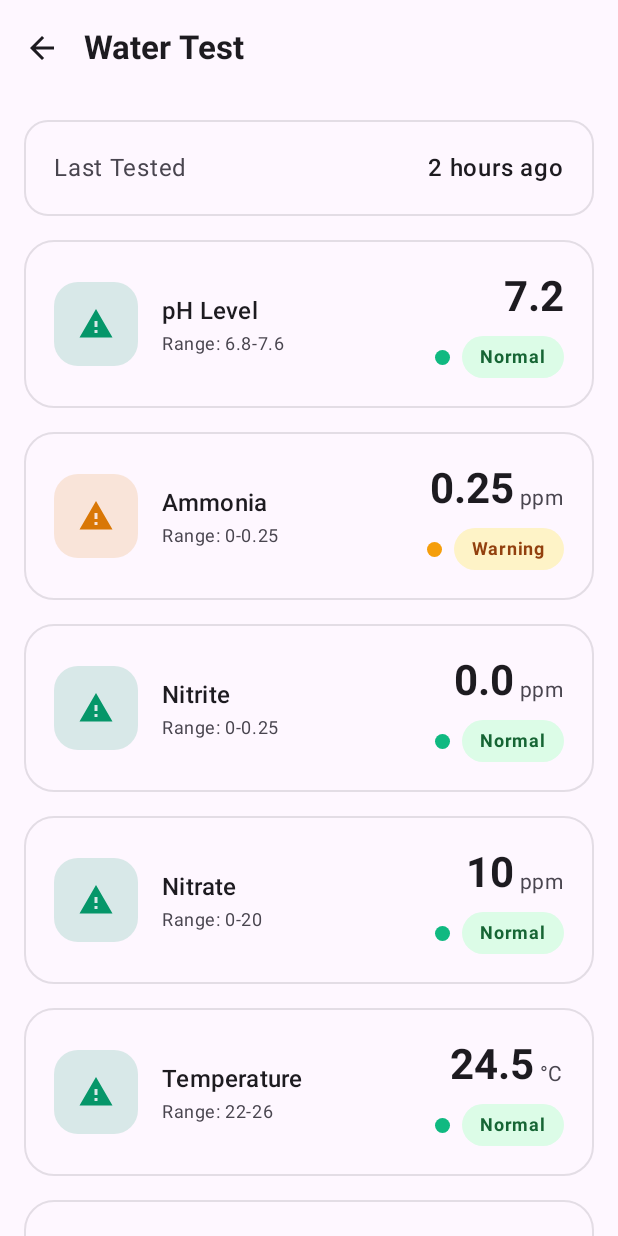
After one commit to vonceee/AquaLuminus, an Android app built with Jetpack Compose: the WaterTestScreen screen opened through its navigation route, on a phone screen of 412 x 824 dp. The commit adds this screen. Run offline under Robolectric (Android 15) with nearby library versions, the phone set to English and light mode, and no system bars; our stand-ins replace Firebase (no records; nobody signed in at launch, a user with empty details on screens opened directly).

Commit message:
add: add TestWaterScreen

```diff
--- a/app/src/main/java/com/example/aqualuminus/ui/navigation/Navigation.kt
+++ b/app/src/main/java/com/example/aqualuminus/ui/navigation/Navigation.kt
@@ -12,6 +12,7 @@ import com.example.aqualuminus.ui.screens.login.LoginScreen
 import com.example.aqualuminus.ui.screens.profile.ProfileScreen
 import com.example.aqualuminus.ui.screens.register.RegisterScreen
 import com.example.aqualuminus.ui.screens.schedule.ScheduleCleanScreen
+import com.example.aqualuminus.ui.screens.watertest.WaterTestScreen
 
 sealed class Screen(val route: String) {
     object Login : Screen("login")
@@ -19,6 +20,7 @@ sealed class Screen(val route: String) {
     object Register : Screen("register")
     object Profile : Screen("profile")
     object ScheduleClean : Screen("schedule_clean")
+    object WaterTest : Screen("water_test")
 }
 
 @Composable
@@ -41,11 +43,13 @@ fun AquariumNavGraph(
                 // User is logged out, navigate to login
                 if (navController.currentDestination?.route == Screen.Dashboard.route ||
                     navController.currentDestination?.route == Screen.Profile.route ||
-                    navController.currentDestination?.route == Screen.ScheduleClean.route) {
+                    navController.currentDestination?.route == Screen.ScheduleClean.route ||
+                    navController.currentDestination?.route == Screen.WaterTest.route) {
                     navController.navigate(Screen.Login.route) {
                         popUpTo(Screen.Dashboard.route) { inclusive = true }
                         popUpTo(Screen.Profile.route) { inclusive = true }
                         popUpTo(Screen.ScheduleClean.route) { inclusive = true }
+                        popUpTo(Screen.WaterTest.route) { inclusive = true }
                     }
                 }
             }
@@ -98,6 +102,9 @@ fun AquariumNavGraph(
                 },
                 onScheduleCleanClick = {
                     navController.navigate(Screen.ScheduleClean.route)
+                },
+                onWaterTestClick = {
+                    navController.navigate(Screen.WaterTest.route)
                 }
             )
         }
@@ -118,5 +125,13 @@ fun AquariumNavGraph(
                 }
             )
         }
+
+        composable(Screen.WaterTest.route) {
+            WaterTestScreen(
+                onBackClick = {
+                    navController.popBackStack()
+                }
+            )
+        }
     }
 }
--- a/app/src/main/java/com/example/aqualuminus/ui/screens/dashboard/DashboardScreen.kt
+++ b/app/src/main/java/com/example/aqualuminus/ui/screens/dashboard/DashboardScreen.kt
@@ -32,6 +32,7 @@ fun AquariumDashboard(
     onProfileClick: () -> Unit = {},
     onLogout: () -> Unit = {},
     onScheduleCleanClick: () -> Unit = {},
+    onWaterTestClick: () -> Unit = {},
     dashboardViewModel: DashboardViewModel = viewModel()
 ) {
     // Get user data from ViewModel
@@ -87,7 +88,8 @@ fun AquariumDashboard(
 
         // Quick Actions
         QuickActionsCard(
-            onScheduleCleanClick = onScheduleCleanClick
+            onScheduleCleanClick = onScheduleCleanClick,
+            onWaterTestClick = onWaterTestClick
         )
     }
 }
--- a/app/src/main/java/com/example/aqualuminus/ui/screens/dashboard/components/QuickActionCards.kt
+++ b/app/src/main/java/com/example/aqualuminus/ui/screens/dashboard/components/QuickActionCards.kt
@@ -27,7 +27,8 @@ import androidx.compose.ui.unit.dp
 
 @Composable
 fun QuickActionsCard(
-    onScheduleCleanClick: () -> Unit = {} // New parameter for handling navigation
+    onScheduleCleanClick: () -> Unit = {},
+    onWaterTestClick: () -> Unit = {}
 ) {
     Card(
         modifier = Modifier.fillMaxWidth(),
@@ -55,7 +56,7 @@ fun QuickActionsCard(
                     label = "Water Test",
                     iconColor = Color(0xFF3B82F6),
                     modifier = Modifier.weight(1f),
-                    onClick = { /* Handle water test - you can add navigation later */ }
+                    onClick = onWaterTestClick
                 )
 
                 QuickActionButton(
--- /dev/null
+++ b/app/src/main/java/com/example/aqualuminus/ui/screens/watertest/WaterTestScreen.kt
@@ -0,0 +1,520 @@
+@file:OptIn(ExperimentalMaterial3Api::class)
+
+package com.example.aqualuminus.ui.screens.watertest
+
+import androidx.compose.foundation.background
+import androidx.compose.foundation.layout.Arrangement
+import androidx.compose.foundation.layout.Box
+import androidx.compose.foundation.layout.Column
+import androidx.compose.foundation.layout.Row
+import androidx.compose.foundation.layout.Spacer
+import androidx.compose.foundation.layout.fillMaxSize
+import androidx.compose.foundation.layout.fillMaxWidth
+import androidx.compose.foundation.layout.height
+import androidx.compose.foundation.layout.padding
+import androidx.compose.foundation.layout.size
+import androidx.compose.foundation.layout.width
+import androidx.compose.foundation.lazy.LazyColumn
+import androidx.compose.foundation.lazy.items
+import androidx.compose.foundation.shape.CircleShape
+import androidx.compose.foundation.shape.RoundedCornerShape
+import androidx.compose.material.icons.Icons
+import androidx.compose.material.icons.automirrored.filled.ArrowBack
+import androidx.compose.material.icons.filled.Warning
+import androidx.compose.material3.Button
+import androidx.compose.material3.ButtonDefaults
+import androidx.compose.material3.Card
+import androidx.compose.material3.CardDefaults
+import androidx.compose.material3.ExperimentalMaterial3Api
+import androidx.compose.material3.Icon
+import androidx.compose.material3.IconButton
+import androidx.compose.material3.MaterialTheme
+import androidx.compose.material3.Scaffold
+import androidx.compose.material3.Surface
+import androidx.compose.material3.Text
+import androidx.compose.material3.TopAppBar
+import androidx.compose.material3.TopAppBarDefaults
+import androidx.compose.runtime.Composable
+import androidx.compose.runtime.derivedStateOf
+import androidx.compose.runtime.remember
+import androidx.compose.ui.Alignment
+import androidx.compose.ui.Modifier
+import androidx.compose.ui.graphics.Color
+import androidx.compose.ui.graphics.vector.ImageVector
+import androidx.compose.ui.text.font.FontWeight
+import androidx.compose.ui.text.style.TextAlign
+import androidx.compose.ui.tooling.preview.Preview
+import androidx.compose.ui.unit.dp
+
+data class WaterParameter(
+    val id: String,
+    val name: String,
+    val value: String,
+    val unit: String,
+    val status: ParameterStatus,
+    val icon: ImageVector,
+    val range: String
+)
+
+enum class ParameterStatus {
+    NORMAL, WARNING, CRITICAL
+}
+
+// Pre-computed color schemes for better performance
+private object WaterTestColors {
+    val normalColors = StatusColors(
+        background = Color(0xFFDCFCE7),
+        text = Color(0xFF166534),
+        dot = Color(0xFF10B981),
+        icon = Color(0xFF059669)
+    )
+
+    val warningColors = StatusColors(
+        background = Color(0xFFFEF3C7),
+        text = Color(0xFF92400E),
+        dot = Color(0xFFF59E0B),
+        icon = Color(0xFFD97706)
+    )
+
+    val criticalColors = StatusColors(
+        background = Color(0xFFFEE2E2),
+        text = Color(0xFF991B1B),
+        dot = Color(0xFFEF4444),
+        icon = Color(0xFFDC2626)
+    )
+}
+
+private data class StatusColors(
+    val background: Color,
+    val text: Color,
+    val dot: Color,
+    val icon: Color
+)
+
+@Composable
+fun WaterTestScreen(
+    onBackClick: () -> Unit = {},
+    onTestWater: () -> Unit = {}
+) {
+    val waterParameters = remember {
+        listOf(
+            WaterParameter(
+                id = "ph",
+                name = "pH Level",
+                value = "7.2",
+                unit = "",
+                status = ParameterStatus.NORMAL,
+                icon = Icons.Default.Warning,
+                range = "6.8-7.6"
+            ),
+            WaterParameter(
+                id = "ammonia",
+                name = "Ammonia",
+                value = "0.25",
+                unit = "ppm",
+                status = ParameterStatus.WARNING,
+                icon = Icons.Default.Warning,
+                range = "0-0.25"
+            ),
+            WaterParameter(
+                id = "nitrite",
+                name = "Nitrite",
+                value = "0.0",
+                unit = "ppm",
+                status = ParameterStatus.NORMAL,
+                icon = Icons.Default.Warning,
+                range = "0-0.25"
+            ),
+            WaterParameter(
+                id = "nitrate",
+                name = "Nitrate",
+                value = "10",
+                unit = "ppm",
+                status = ParameterStatus.NORMAL,
+                icon = Icons.Default.Warning,
+                range = "0-20"
+            ),
+            WaterParameter(
+                id = "temperature",
+                name = "Temperature",
+                value = "24.5",
+                unit = "°C",
+                status = ParameterStatus.NORMAL,
+                icon = Icons.Default.Warning,
+                range = "22-26"
+            ),
+            WaterParameter(
+                id = "salinity",
+                name = "Salinity",
+                value = "35",
+                unit = "ppt",
+                status = ParameterStatus.NORMAL,
+                icon = Icons.Default.Warning,
+                range = "34-36"
+            )
+        )
+    }
+
+    // Derived state for overall status
+    val overallStatus = remember(waterParameters) {
+        derivedStateOf {
+            val criticalCount = waterParameters.count { it.status == ParameterStatus.CRITICAL }
+            val warningCount = waterParameters.count { it.status == ParameterStatus.WARNING }
+
+            when {
+                criticalCount > 0 -> Triple("Critical", "Immediate attention required", Color(0xFFEF4444))
+                warningCount > 0 -> Triple("Good", "$warningCount parameter${if (warningCount > 1) "s" else ""} need attention", Color(0xFFF59E0B))
+                else -> Triple("Excellent", "All parameters optimal", Color(0xFF10B981))
+            }
+        }
+    }
+
+    Scaffold(
+        topBar = {
+            TopAppBar(
+                title = {
+                    Text(
+                        text = "Water Test",
+                        style = MaterialTheme.typography.titleLarge,
+                        fontWeight = FontWeight.Bold
+                    )
+                },
+                navigationIcon = {
+                    IconButton(onClick = onBackClick) {
+                        Icon(
+                            imageVector = Icons.AutoMirrored.Filled.ArrowBack,
+                            contentDescription = "Back"
+                        )
+                    }
+                },
+                colors = TopAppBarDefaults.topAppBarColors(
+                    containerColor = MaterialTheme.colorScheme.surface,
+                    titleContentColor = MaterialTheme.colorScheme.onSurface
+                )
+            )
+        },
+        containerColor = MaterialTheme.colorScheme.background
+    ) { paddingValues ->
+        LazyColumn(
+            modifier = Modifier
+                .fillMaxSize()
+                .padding(paddingValues)
+                .padding(horizontal = 16.dp),
+            verticalArrangement = Arrangement.spacedBy(16.dp)
+        ) {
+            item {
+                Spacer(modifier = Modifier.height(0.dp))
+            }
+
+            // Last Test Info Card
+            item {
+                LastTestCard()
+            }
+
+            // Water Parameters List
+            items(
+                items = waterParameters,
+                key = { it.id }
+            ) { parameter ->
+                WaterParameterCard(parameter = parameter)
+            }
+
+            // Overall Status Card
+            item {
+                OverallStatusCard(
+                    status = overallStatus.value.first,
+                    description = overallStatus.value.second,
+                    statusColor = overallStatus.value.third
+                )
+            }
+
+            // Test Water Button
+            item {
+                TestWaterButton(onClick = onTestWater)
+            }
+
+            item {
+                Text(
+                    text = " ",
+                    style = MaterialTheme.typography.bodySmall,
+                    color = MaterialTheme.colorScheme.onSurfaceVariant,
+                    textAlign = TextAlign.Center,
+                    modifier = Modifier.fillMaxWidth()
+                )
+            }
+
+            item {
+                Spacer(modifier = Modifier.height(16.dp))
+            }
+        }
+    }
+}
+
+@Composable
+private fun LastTestCard() {
+    Card(
+        shape = RoundedCornerShape(16.dp),
+        colors = CardDefaults.cardColors(
+            containerColor = MaterialTheme.colorScheme.surface
+        ),
+        border = androidx.compose.foundation.BorderStroke(
+            1.dp,
+            MaterialTheme.colorScheme.outline.copy(alpha = 0.2f)
+        ),
+        elevation = CardDefaults.cardElevation(0.dp),
+        modifier = Modifier.fillMaxWidth()
+    ) {
+        Row(
+            modifier = Modifier
+                .fillMaxWidth()
+                .padding(20.dp),
+            horizontalArrangement = Arrangement.SpaceBetween,
+            verticalAlignment = Alignment.CenterVertically
+        ) {
+            Text(
+                text = "Last Tested",
+                style = MaterialTheme.typography.bodyLarge,
+                color = MaterialTheme.colorScheme.onSurfaceVariant
+            )
+            Text(
+                text = "2 hours ago",
+                style = MaterialTheme.typography.bodyLarge,
+                color = MaterialTheme.colorScheme.onSurface,
+                fontWeight = FontWeight.SemiBold
+            )
+        }
+    }
+}
+
+@Composable
+private fun OverallStatusCard(
+    status: String,
+    description: String,
+    statusColor: Color
+) {
+    Card(
+        shape = RoundedCornerShape(20.dp),
+        colors = CardDefaults.cardColors(
+            containerColor = MaterialTheme.colorScheme.primaryContainer
+        ),
+        border = androidx.compose.foundation.BorderStroke(
+            1.dp,
+            MaterialTheme.colorScheme.outline.copy(alpha = 0.2f)
+        ),
+        elevation = CardDefaults.cardElevation(0.dp),
+        modifier = Modifier.fillMaxWidth()
+    ) {
+        Row(
+            modifier = Modifier
+                .fillMaxWidth()
+                .padding(24.dp),
+            horizontalArrangement = Arrangement.SpaceBetween,
+            verticalAlignment = Alignment.CenterVertically
+        ) {
+            Column(modifier = Modifier.weight(1f)) {
+                Text(
+                    text = "Overall Water Quality",
+                    style = MaterialTheme.typography.titleLarge,
+                    color = MaterialTheme.colorScheme.onPrimaryContainer,
+                    fontWeight = FontWeight.Bold
+                )
+                Spacer(modifier = Modifier.height(4.dp))
+                Text(
+                    text = description,
+                    style = MaterialTheme.typography.bodyMedium,
+                    color = MaterialTheme.colorScheme.onPrimaryContainer.copy(alpha = 0.8f)
+                )
+            }
+
+            Spacer(modifier = Modifier.width(16.dp))
+
+            Surface(
+                shape = RoundedCornerShape(12.dp),
+                color = statusColor,
+                modifier = Modifier
+            ) {
+                Text(
+                    text = status,
+                    modifier = Modifier.padding(horizontal = 16.dp, vertical = 8.dp),
+                    style = MaterialTheme.typography.labelLarge,
+                    color = Color.White,
+                    fontWeight = FontWeight.Bold
+                )
+            }
+        }
+    }
+}
+
+@Composable
+private fun TestWaterButton(onClick: () -> Unit) {
+    Button(
+        onClick = onClick,
+        modifier = Modifier
+            .fillMaxWidth()
+            .height(60.dp),
+        colors = ButtonDefaults.buttonColors(
+            containerColor = MaterialTheme.colorScheme.primary
+        ),
+        shape = RoundedCornerShape(16.dp),
+        elevation = ButtonDefaults.buttonElevation(0.dp),
+        border = androidx.compose.foundation.BorderStroke(
+            1.dp,
+            MaterialTheme.colorScheme.outline.copy(alpha = 0.2f)
+        )
+    ) {
+        Row(
+            horizontalArrangement = Arrangement.Center,
+            verticalAlignment = Alignment.CenterVertically
+        ) {
+            Icon(
+                imageVector = Icons.Default.Warning,
+                contentDescription = null,
+                tint = MaterialTheme.colorScheme.onPrimary,
+                modifier = Modifier.size(24.dp)
+            )
+            Spacer(modifier = Modifier.width(12.dp))
+            Text(
+                text = "Test Water Now",
+                color = MaterialTheme.colorScheme.onPrimary,
+                style = MaterialTheme.typography.titleMedium,
+                fontWeight = FontWeight.Bold
+            )
+        }
+    }
+}
+
+@Composable
+private fun WaterParameterCard(parameter: WaterParameter) {
+    val statusColors = remember(parameter.status) {
+        when (parameter.status) {
+            ParameterStatus.NORMAL -> WaterTestColors.normalColors
+            ParameterStatus.WARNING -> WaterTestColors.warningColors
+            ParameterStatus.CRITICAL -> WaterTestColors.criticalColors
+        }
+    }
+
+    Card(
+        shape = RoundedCornerShape(20.dp),
+        colors = CardDefaults.cardColors(
+            containerColor = MaterialTheme.colorScheme.surface
+        ),
+        border = androidx.compose.foundation.BorderStroke(
+            1.dp,
+            MaterialTheme.colorScheme.outline.copy(alpha = 0.2f)
+        ),
+        elevation = CardDefaults.cardElevation(0.dp),
+        modifier = Modifier.fillMaxWidth()
+    ) {
+        Row(
+            modifier = Modifier
+                .fillMaxWidth()
+                .padding(20.dp),
+            horizontalArrangement = Arrangement.SpaceBetween,
+            verticalAlignment = Alignment.CenterVertically
+        ) {
+            // Left Side - Icon and Info
+            Row(
+                verticalAlignment = Alignment.CenterVertically,
+                modifier = Modifier.weight(1f)
+            ) {
+                Surface(
+                    shape = RoundedCornerShape(16.dp),
+                    color = statusColors.icon.copy(alpha = 0.15f),
+                    modifier = Modifier.size(56.dp)
+                ) {
+                    Box(
+                        contentAlignment = Alignment.Center,
+                        modifier = Modifier.fillMaxSize()
+                    ) {
+                        Icon(
+                            imageVector = parameter.icon,
+                            contentDescription = null,
+                            tint = statusColors.icon,
+                            modifier = Modifier.size(24.dp)
+                        )
+                    }
+                }
+
+                Spacer(modifier = Modifier.width(16.dp))
+
+                Column {
+                    Text(
+                        text = parameter.name,
+                        style = MaterialTheme.typography.titleMedium,
+                        color = MaterialTheme.colorScheme.onSurface,
+                        fontWeight = FontWeight.SemiBold
+                    )
+                    Spacer(modifier = Modifier.height(2.dp))
+                    Text(
+                        text = "Range: ${parameter.range}",
+                        style = MaterialTheme.typography.bodySmall,
+                        color = MaterialTheme.colorScheme.onSurfaceVariant
+                    )
+                }
+            }
+
+            // Right Side - Value and Status
+            Column(
+                horizontalAlignment = Alignment.End
+            ) {
+                Row(
+                    verticalAlignment = Alignment.Bottom
+                ) {
+                    Text(
+                        text = parameter.value,
+                        style = MaterialTheme.typography.headlineMedium,
+                        color = MaterialTheme.colorScheme.onSurface,
+                        fontWeight = FontWeight.Bold
+                    )
+                    if (parameter.unit.isNotEmpty()) {
+                        Spacer(modifier = Modifier.width(4.dp))
+                        Text(
+                            text = parameter.unit,
+                            style = MaterialTheme.typography.bodyMedium,
+                            color = MaterialTheme.colorScheme.onSurfaceVariant,
+                            modifier = Modifier.padding(bottom = 2.dp)
+                        )
+                    }
+                }
+
+                Spacer(modifier = Modifier.height(8.dp))
+
+                Row(
+                    verticalAlignment = Alignment.CenterVertically,
+                    horizontalArrangement = Arrangement.End
+                ) {
+                    Box(
+                        modifier = Modifier
+                            .size(10.dp)
+                            .background(
+                                color = statusColors.dot,
+                                shape = CircleShape
+                            )
+                    )
+                    Spacer(modifier = Modifier.width(8.dp))
+                    Surface(
+                        shape = RoundedCornerShape(16.dp),
+                        color = statusColors.background
+                    ) {
+                        Text(
+                            text = parameter.status.name.lowercase()
+                                .replaceFirstChar { it.uppercase() },
+                            modifier = Modifier.padding(horizontal = 12.dp, vertical = 6.dp),
+                            style = MaterialTheme.typography.labelMedium,
+                            color = statusColors.text,
+                            fontWeight = FontWeight.Bold
+                        )
+                    }
+                }
+            }
+        }
+    }
+}
+
+@Preview(showBackground = true)
+@Composable
+fun PreviewWaterTestScreen() {
+    MaterialTheme {
+        WaterTestScreen()
+    }
+}
```
